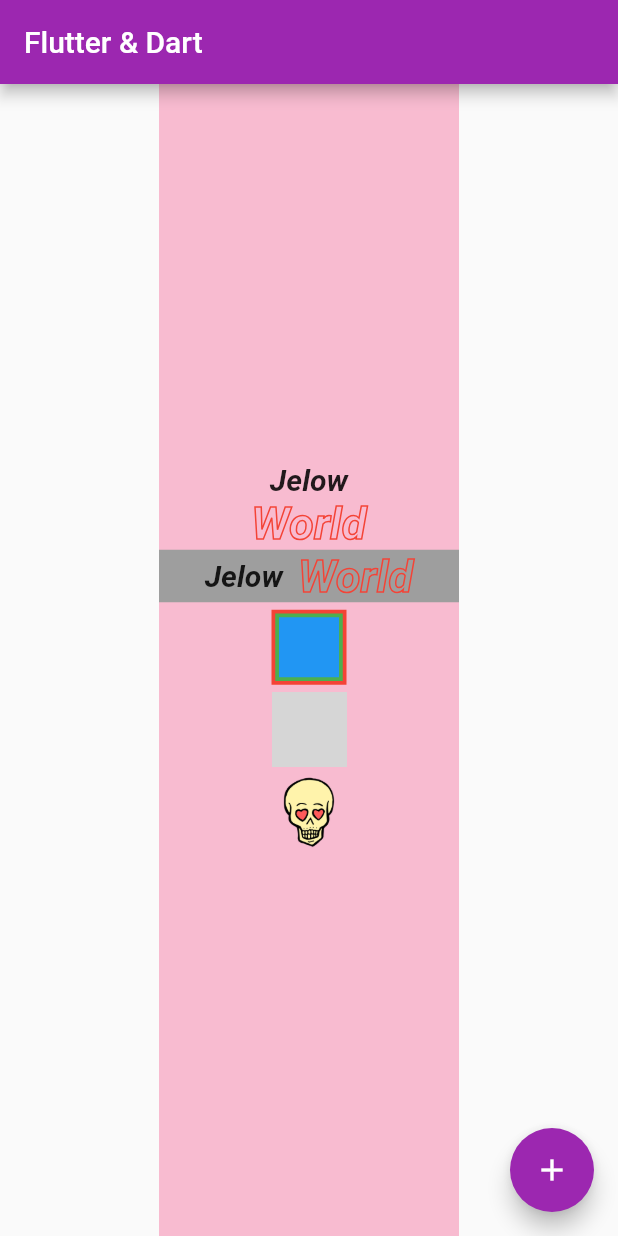
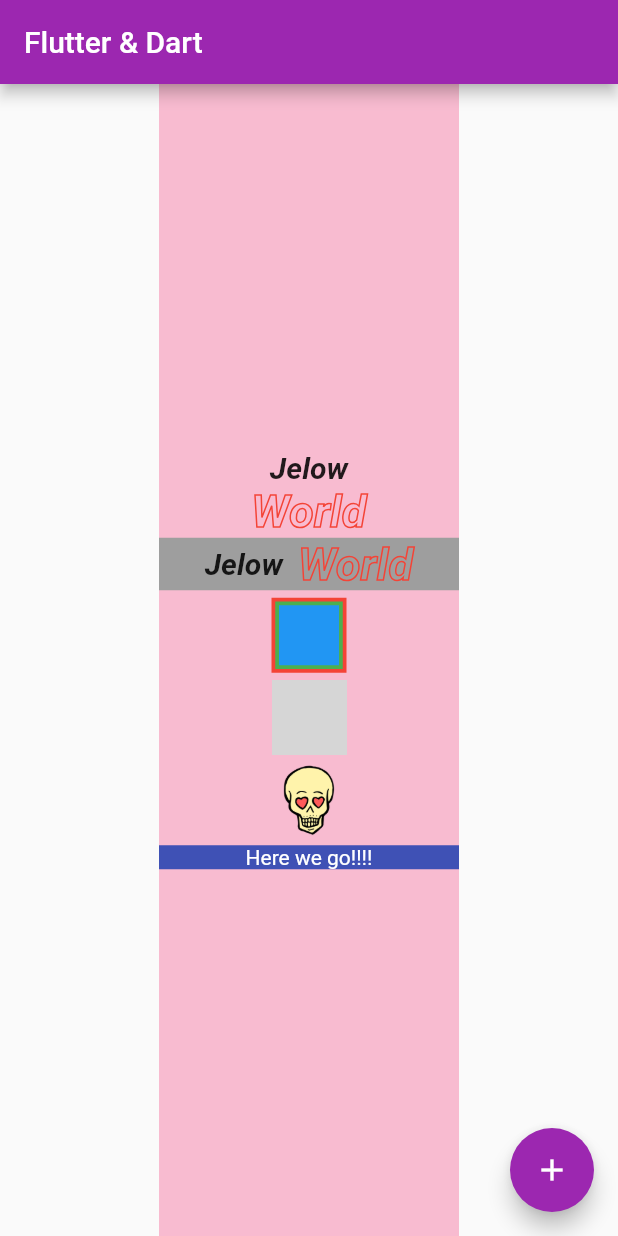
Before and after one commit to DiaDeMuertos/Udemy_section2, a Flutter app: the screen it shows after launch, on a phone screen of 412 x 824 dp. Run offline on Flutter 3.47's test engine with Material 2 defaults, Android fonts, the phone set to English and light mode, and no system bars; network calls fail; grey boxes are pictures that could not be loaded.

Commit message:
added center widget

```diff
--- a/lib/main.dart
+++ b/lib/main.dart
@@ -140,6 +140,16 @@ class _MyHomePageState extends State<MyHomePage> {
                   image: AssetImage('assets/images/skull_tattoo.png'),
                 ),
               ),
+              Container(
+                color: Colors.indigo,
+                width: 200,
+                child: Center(
+                  child: Text(
+                    'Here we go!!!!',
+                    style: TextStyle(color: Colors.white),
+                  ),
+                ),
+              )
             ],
           ),
         ),
```
